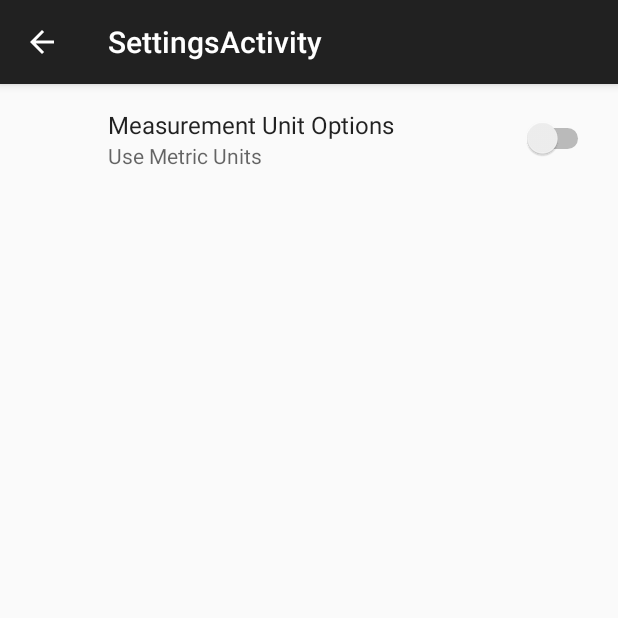
After one commit to DavidRussPrater/SimpleWeatherKotlin, an Android app: the SettingsActivity screen opened directly, with no data from a screen before it, on a phone screen of 412 x 824 dp, the top half of it. The commit adds this screen. Run offline under Robolectric (Android 15) with nearby library versions, the phone set to English and light mode, and no system bars; our stand-ins replace androidx.preference.

Commit message:
Finished shared preferences for unit choice

```diff
--- a/app/build.gradle
+++ b/app/build.gradle
@@ -50,6 +50,7 @@ dependencies {
     implementation "androidx.cardview:cardview:1.0.0"
     implementation 'androidx.swiperefreshlayout:swiperefreshlayout:1.1.0'
     // For control over item selection of both touch and mouse driven selection
+    implementation 'androidx.preference:preference:1.1.1'
     implementation "androidx.recyclerview:recyclerview-selection:1.1.0-rc01"
     testImplementation 'junit:junit:4.12'
     androidTestImplementation 'androidx.test.ext:junit:1.1.1'
--- /dev/null
+++ b/app/src/main/java/com/example/android/simpleweather/activities/SettingsActivity.kt
@@ -0,0 +1,37 @@
+package com.example.android.simpleweather.activities
+
+import android.content.SharedPreferences
+import android.os.Bundle
+import androidx.appcompat.app.AppCompatActivity
+import androidx.preference.PreferenceFragmentCompat
+import androidx.preference.PreferenceManager
+import com.example.android.simpleweather.R
+
+class SettingsActivity : AppCompatActivity() {
+
+    override fun onCreate(savedInstanceState: Bundle?) {
+        super.onCreate(savedInstanceState)
+        setContentView(R.layout.settings_activity)
+        supportFragmentManager
+            .beginTransaction()
+            .replace(
+                R.id.settings,
+                SettingsFragment()
+            )
+            .commit()
+        supportActionBar?.setDisplayHomeAsUpEnabled(true)
+        fun getUnits(): Boolean{
+            val sharedPref: SharedPreferences = PreferenceManager.getDefaultSharedPreferences(this)
+            return sharedPref.getBoolean("units_switch", false)
+        }
+    }
+
+    class SettingsFragment : PreferenceFragmentCompat() {
+        override fun onCreatePreferences(savedInstanceState: Bundle?, rootKey: String?) {
+            setPreferencesFromResource(R.xml.root_preferences, rootKey)
+
+        }
+    }
+
+
+}
--- a/app/src/main/java/com/example/android/simpleweather/adapters/TodayHourlyAdapter.kt
+++ b/app/src/main/java/com/example/android/simpleweather/adapters/TodayHourlyAdapter.kt
@@ -15,6 +15,7 @@ import com.example.android.simpleweather.utils.WeatherIconType
 import org.jetbrains.annotations.NotNull
 import java.text.SimpleDateFormat
 import java.util.*
+import kotlin.math.roundToInt
 
 
 class TodayHourlyAdapter(private val weatherResponse: WeatherResponse): RecyclerView.Adapter<TodayHourlyAdapter.ViewHolder>()  {
@@ -36,7 +37,8 @@ class TodayHourlyAdapter(private val weatherResponse: WeatherResponse): Recycler
 
         fun render(hourly: Hourly) {
             mBinding.hourlyTime.text = unixTime(hourly.dt).toString()
-            mBinding.hourlyTemperature.text = hourly.temp.toString()
+            mBinding.hourlyTemperature.text = (hourly.temp?.roundToInt()
+                .toString() + "°")
             mBinding.hourlyWind.text = hourly.windSpeed.toString()
             Log.i("Wind Speed", hourly.windSpeed.toString())
             mBinding.hourlyConditionIcon.setImageResource(WeatherIconType.from(hourly.weather?.first()?.icon).iconID)
--- a/app/src/main/java/com/example/android/simpleweather/adapters/TomorrowHourlyAdapter.kt
+++ b/app/src/main/java/com/example/android/simpleweather/adapters/TomorrowHourlyAdapter.kt
@@ -9,6 +9,7 @@ import com.example.android.simpleweather.models.WeatherResponse
 import com.example.android.simpleweather.utils.WeatherIconType
 import java.text.SimpleDateFormat
 import java.util.*
+import kotlin.math.roundToInt
 
 class TomorrowHourlyAdapter(private val weatherResponse: WeatherResponse): RecyclerView.Adapter<TomorrowHourlyAdapter.ViewHolder>()  {
 
@@ -30,7 +31,8 @@ class TomorrowHourlyAdapter(private val weatherResponse: WeatherResponse): Recyc
 
         fun render(hourly: Hourly) {
             mBinding.tomorrowsHourlyTime.text = unixTime(hourly.dt).toString()
-            mBinding.tomorrowsHourlyTemperature.text = hourly.temp.toString()
+            mBinding.tomorrowsHourlyTemperature.text = (hourly.temp?.roundToInt()
+                .toString() + "°")
             mBinding.tomorrowsHourlyWind.text = hourly.windSpeed.toString()
             mBinding.tomorrowsHourlyConditionIcon.setImageResource(WeatherIconType.from(hourly.weather?.first()?.icon).iconID)
         }
--- /dev/null
+++ b/app/src/main/java/com/example/android/simpleweather/network/ServiceGenerator.kt
@@ -0,0 +1 @@
+package com.example.android.simpleweather.network
--- a/app/src/main/res/layout/detail_today_primary.xml
+++ b/app/src/main/res/layout/detail_today_primary.xml
@@ -1,7 +1,8 @@
 <?xml version="1.0" encoding="utf-8"?>
 
 <layout xmlns:android="http://schemas.android.com/apk/res/android"
-    xmlns:app="http://schemas.android.com/apk/res-auto">
+    xmlns:app="http://schemas.android.com/apk/res-auto"
+    xmlns:tools="http://schemas.android.com/tools">
 
     <androidx.constraintlayout.widget.ConstraintLayout
         android:id="@+id/todays_primary_details"
@@ -89,7 +90,7 @@
             app:layout_constraintLeft_toRightOf="@+id/vertical_guideline"
             app:layout_constraintRight_toRightOf="parent"
             app:layout_constraintTop_toTopOf="parent"
-            app:srcCompat="@drawable/icons8_sun_96px_2"
+            tools:srcCompat="@drawable/icons8_sun_96px_2"
             />
 
         <TextView
--- /dev/null
+++ b/app/src/main/res/layout/settings_activity.xml
@@ -0,0 +1,9 @@
+<LinearLayout xmlns:android="http://schemas.android.com/apk/res/android"
+    android:layout_width="match_parent"
+    android:layout_height="match_parent">
+
+    <FrameLayout
+        android:id="@+id/settings"
+        android:layout_width="match_parent"
+        android:layout_height="match_parent" />
+</LinearLayout>
--- a/app/src/main/res/values/styles.xml
+++ b/app/src/main/res/values/styles.xml
@@ -8,6 +8,7 @@
         <item name="colorPrimary">@color/colorPrimary</item>
         <item name="colorPrimaryDark">@color/colorPrimaryDark</item>
         <item name="colorAccent">@color/colorAccent</item>
+        <item name="preferenceTheme">@style/PreferenceThemeOverlay</item>
 
     </style>
 
@@ -24,19 +25,12 @@
     <style name="DetailHeader" parent="TextAppearance.AppCompat.Title">
 
         <item name="android:layout_width">match_parent</item>
-
         <item name="android:layout_height">wrap_content</item>
-
         <item name="android:paddingStart">4dp</item>
-
         <item name="android:paddingEnd">4dp</item>
-
         <item name="android:layout_margin">4dp</item>
-
         <item name="android:textSize">14sp</item>
-
         <item name="android:textColor">@color/extraTextColor</item>
-
         <item name="android:fontFamily">sans-serif</item>
 
     </style>
@@ -49,19 +43,12 @@
     <style name="SecondaryDetailLabel" parent="@style/TextAppearance.AppCompat.Title">
 
         <item name="android:layout_width">0dp</item>
-
         <item name="android:layout_height">wrap_content</item>
-
         <item name="android:fontFamily">sans-serif</item>
-
         <item name="android:paddingStart">16dp</item>
-
         <item name="android:paddingEnd">16dp</item>
-
         <item name="android:layout_margin">4dp</item>
-
         <item name="android:textSize">12sp</item>
-
         <item name="android:textColor">@color/colorSecondaryText</item>
 
     </style>
@@ -74,15 +61,10 @@
     <style name="SecondaryDetailMeasurement" parent="TextAppearance.AppCompat">
 
         <item name="android:layout_width">0dp</item>
-
         <item name="android:layout_height">wrap_content</item>
-
         <item name="android:layout_margin">4dp</item>
-
         <item name="android:textSize">12sp</item>
-
         <item name="android:fontFamily">sans-serif</item>
-
         <item name="android:textColor">@color/colorSecondaryText</item>
 
     </style>
@@ -95,17 +77,11 @@
     <style name="SunDetailLabel" parent="TextAppearance.AppCompat.Title">
 
         <item name="android:layout_width">0dp</item>
-
         <item name="android:layout_height">wrap_content</item>
-
         <item name="android:fontFamily">sans-serif</item>
-
         <item name="android:layout_margin">4dp</item>
-
         <item name="android:textSize">12sp</item>
-
         <item name="android:textColor">@color/colorSecondaryText</item>
-
         <item name="android:gravity">center</item>
 
     </style>
@@ -118,19 +94,15 @@
     <style name="SunDetailMeasurement" parent="TextAppearance.AppCompat">
 
         <item name="android:layout_width">0dp</item>
-
         <item name="android:layout_height">wrap_content</item>
-
         <item name="android:fontFamily">sans-serif</item>
-
         <item name="android:layout_margin">4dp</item>
-
         <item name="android:textSize">12sp</item>
-
         <item name="android:textColor">@color/colorSecondaryText</item>
-
         <item name="android:gravity">center</item>
 
     </style>
 
+
+
 </resources>
--- /dev/null
+++ b/app/src/main/res/xml/root_preferences.xml
@@ -0,0 +1,13 @@
+<?xml version="1.0" encoding="utf-8"?>
+<androidx.preference.PreferenceScreen
+    xmlns:android="http://schemas.android.com/apk/res/android"
+    android:layout_height="match_parent"
+    android:layout_width="match_parent">
+
+            <SwitchPreference
+                android:defaultValue="false"
+                android:key="units_switch"
+                android:summary="@string/unit_preference_summary"
+                android:title="@string/unit_preference_title" />
+
+</androidx.preference.PreferenceScreen>
```
Also changed, not shown: app/src/main/AndroidManifest.xml (+15 -8 lines), app/src/main/java/com/example/android/simpleweather/activities/MainActivity.kt (+34 -17 lines), app/src/main/java/com/example/android/simpleweather/adapters/SevenDayAdapter.kt (+5 -2 lines), app/src/main/java/com/example/android/simpleweather/models/WeatherResponseMega.kt (added, +178 -0 lines), app/src/main/java/com/example/android/simpleweather/ui/main/TodaysForecastFragment.kt (+7 -5 lines), app/src/main/java/com/example/android/simpleweather/ui/main/TomorrowsForecastFragment.kt (+5 -2 lines), app/src/main/java/com/example/android/simpleweather/utils/Conversions.kt (+14 -0 lines), app/src/main/res/menu/menu_main.xml (+7 -0 lines), app/src/main/res/values/arrays.xml (added, +12 -0 lines), app/src/main/res/values/strings.xml (+20 -4 lines), app/src/main/res/xml/preferences.xml (added, +13 -0 lines).
